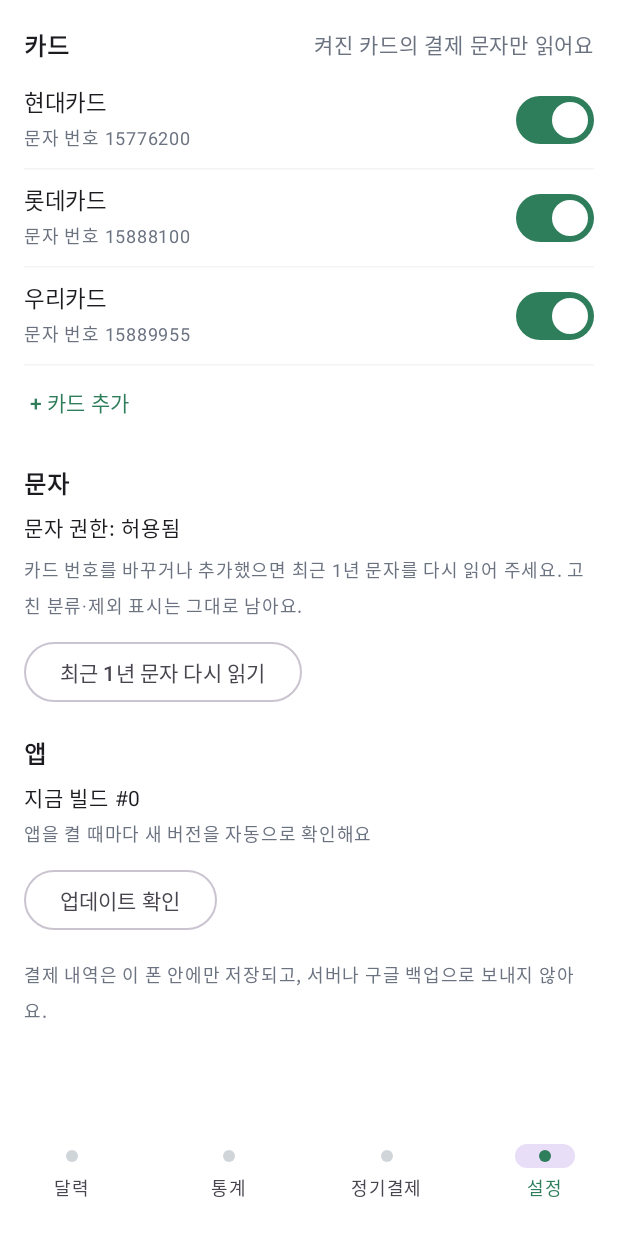
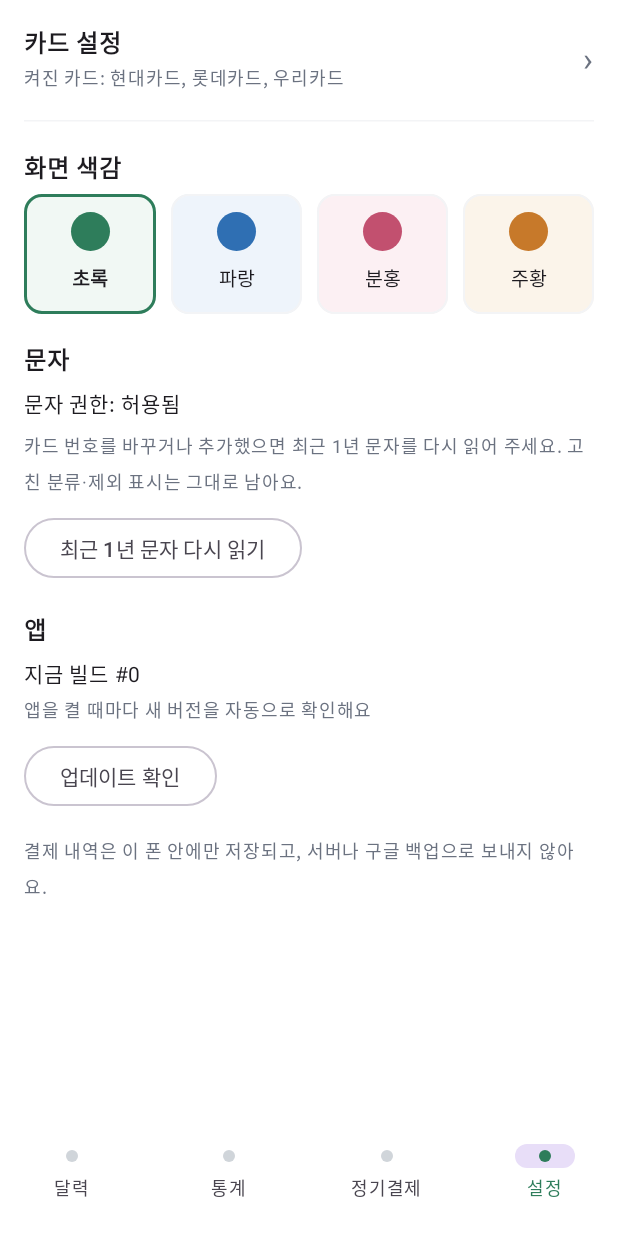
Before and after one commit to kakario777-netizen/household-book, an Android app built with Jetpack Compose: the screen it shows after launch (MainActivity), item 4 of the bottom bar chosen, on a phone screen of 412 x 824 dp. Run offline under Robolectric (Android 15) with nearby library versions, the phone set to English and light mode, and no system bars; network calls fail; pictures from the network do not load.

Commit message:
카드 켜고 끄기를 카드 설정 안으로 옮기고 한 번 더 확인, 화면 색감 4가지
Co-Authored-By: Claude Opus 5.5 <noreply@anthropic.com>
Claude-Session: https://claude.ai/code/session_011L6oZVJRr7PPSDNji3LbVQ

```diff
--- a/app/src/main/java/com/kakario/householdbook/MainActivity.kt
+++ b/app/src/main/java/com/kakario/householdbook/MainActivity.kt
@@ -47,8 +47,6 @@ import kotlinx.coroutines.Dispatchers
 import kotlinx.coroutines.launch
 import kotlinx.coroutines.withContext
 
-val Green = Color(0xFF2E7D5B)
-
 class MainActivity : ComponentActivity() {
 
     private var data by mutableStateOf(BookData.EMPTY)
@@ -64,6 +62,7 @@ class MainActivity : ComponentActivity() {
     override fun onCreate(savedInstanceState: Bundle?) {
         super.onCreate(savedInstanceState)
         hasSms = smsGranted()
+        ThemeState.palette = ThemeState.load(this)
         setContent {
             MaterialTheme(colorScheme = lightColorScheme(primary = Green, secondary = Green)) {
                 App()
--- /dev/null
+++ b/app/src/main/java/com/kakario/householdbook/Theme.kt
@@ -0,0 +1,36 @@
+package com.kakario.householdbook
+
+import android.content.Context
+import androidx.compose.runtime.getValue
+import androidx.compose.runtime.mutableStateOf
+import androidx.compose.runtime.setValue
+import androidx.compose.ui.graphics.Color
+
+/** 화면 색감 (설정에서 4가지 중 고름) */
+data class Palette(val id: String, val name: String, val primary: Long, val card: Long)
+
+val PALETTES = listOf(
+    Palette("green", "초록", 0xFF2E7D5B, 0xFFF1F8F4),
+    Palette("blue", "파랑", 0xFF2F6FB3, 0xFFEEF4FB),
+    Palette("pink", "분홍", 0xFFC2506F, 0xFFFCF0F3),
+    Palette("orange", "주황", 0xFFC7792A, 0xFFFBF4EA),
+)
+
+object ThemeState {
+    var palette by mutableStateOf(PALETTES[0])
+
+    fun load(ctx: Context): Palette {
+        val id = ctx.getSharedPreferences("book", Context.MODE_PRIVATE).getString("theme", null)
+        return PALETTES.firstOrNull { it.id == id } ?: PALETTES[0]
+    }
+
+    fun set(ctx: Context, p: Palette) {
+        palette = p
+        ctx.getSharedPreferences("book", Context.MODE_PRIVATE).edit().putString("theme", p.id).apply()
+    }
+}
+
+/** 지금 고른 색 (화면에서 읽으면 색감 바꿀 때 바로 다시 그려짐) */
+val Green: Color get() = Color(ThemeState.palette.primary)
+val GreenSoft: Color get() = Green.copy(alpha = 0.14f)
+val CardBg: Color get() = Color(ThemeState.palette.card)
--- a/app/src/main/java/com/kakario/householdbook/ui/CalendarScreen.kt
+++ b/app/src/main/java/com/kakario/householdbook/ui/CalendarScreen.kt
@@ -40,6 +40,7 @@ import androidx.compose.ui.text.style.TextOverflow
 import androidx.compose.ui.unit.dp
 import androidx.compose.ui.unit.sp
 import com.kakario.householdbook.Green
+import com.kakario.householdbook.GreenSoft
 import com.kakario.householdbook.data.Book
 import com.kakario.householdbook.data.BookData
 import com.kakario.householdbook.data.Entry
--- a/app/src/main/java/com/kakario/householdbook/ui/Common.kt
+++ b/app/src/main/java/com/kakario/householdbook/ui/Common.kt
@@ -41,6 +41,7 @@ import androidx.compose.ui.text.style.TextOverflow
 import androidx.compose.ui.text.input.KeyboardType
 import androidx.compose.ui.unit.dp
 import androidx.compose.ui.unit.sp
+import com.kakario.householdbook.CardBg
 import com.kakario.householdbook.Green
 import com.kakario.householdbook.data.BookData
 import com.kakario.householdbook.data.CATEGORIES
@@ -272,7 +273,7 @@ fun SectionTitle(text: String, right: String = "") {
 fun SummaryCard(content: @Composable () -> Unit) {
     Column(
         Modifier.fillMaxWidth().padding(horizontal = 12.dp, vertical = 4.dp)
-            .background(Color(0xFFF1F8F4), RoundedCornerShape(16.dp)).padding(16.dp)
+            .background(CardBg, RoundedCornerShape(16.dp)).padding(16.dp)
     ) { content() }
 }
 
@@ -281,5 +282,3 @@ fun BigAmount(label: String, v: Long, color: Color = MaterialTheme.colorScheme.o
     Text(label, fontSize = 13.sp, color = Gray)
     Text("${num(v)}원", fontSize = 26.sp, fontWeight = FontWeight.Bold, color = color, maxLines = 1)
 }
-
-val GreenSoft = Green.copy(alpha = 0.14f)
--- a/app/src/main/java/com/kakario/householdbook/ui/SettingsScreen.kt
+++ b/app/src/main/java/com/kakario/householdbook/ui/SettingsScreen.kt
@@ -1,5 +1,17 @@
 package com.kakario.householdbook.ui
 
+import androidx.activity.compose.BackHandler
+import androidx.compose.foundation.background
+import androidx.compose.foundation.border
+import androidx.compose.foundation.layout.Arrangement
+import androidx.compose.foundation.layout.Box
+import androidx.compose.foundation.layout.size
+import androidx.compose.foundation.shape.CircleShape
+import androidx.compose.foundation.shape.RoundedCornerShape
+import androidx.compose.runtime.saveable.rememberSaveable
+import androidx.compose.ui.graphics.Color
+import com.kakario.householdbook.PALETTES
+import com.kakario.householdbook.ThemeState
 import androidx.compose.foundation.clickable
 import androidx.compose.foundation.layout.Column
 import androidx.compose.foundation.layout.Row
@@ -49,47 +61,63 @@ fun SettingsScreen(
     onAskSms: () -> Unit, onOpenSettings: () -> Unit, onResync: () -> Unit, onChanged: () -> Unit,
 ) {
     val ctx = LocalContext.current
-    var editing by remember { mutableStateOf<CardConf?>(null) }
-    var isNew by remember { mutableStateOf(false) }
+    var page by rememberSaveable { mutableStateOf("main") }
     var confirmResync by remember { mutableStateOf(false) }
     val updater = remember { Updater.get(ctx) }
-    val cards = data.cards
 
-    fun save(list: List<CardConf>) { Store.saveCards(ctx, list); onChanged() }
+    if (page == "cards") {
+        BackHandler { page = "main" }
+        CardsPage(data, hasSms, onBack = { page = "main" }, onChanged = onChanged)
+        return
+    }
 
     LazyColumn(Modifier.fillMaxSize()) {
         if (!hasSms) item { PermissionCard(onAskSms, onOpenSettings) }
 
-        item { SectionTitle("카드", "켜진 카드의 결제 문자만 읽어요") }
-        items(cards, key = { it.id }) { c ->
+        // 카드 설정 (한 단계 들어가서 켜고 끄기)
+        item {
             Row(
-                Modifier.fillMaxWidth().clickable { isNew = false; editing = c }.padding(horizontal = 16.dp, vertical = 8.dp),
+                Modifier.fillMaxWidth().clickable { page = "cards" }.padding(horizontal = 16.dp, vertical = 16.dp),
                 verticalAlignment = Alignment.CenterVertically,
             ) {
                 Column(Modifier.weight(1f)) {
-                    Text(c.name, fontSize = 15.sp)
+                    Text("카드 설정", fontSize = 16.sp, fontWeight = FontWeight.SemiBold)
                     Text(
-                        "문자 번호 " + c.numbers.joinToString(", ").ifEmpty { "없음 (문자 내용의 카드 이름으로 찾음)" },
+                        "켜진 카드: " + data.cards.filter { it.enabled }.joinToString(", ") { it.name }.ifEmpty { "없음" },
                         fontSize = 12.sp, color = Gray, maxLines = 1, overflow = TextOverflow.Ellipsis,
                     )
                 }
-                Switch(checked = c.enabled, onCheckedChange = { on -> save(cards.map { if (it.id == c.id) it.copy(enabled = on) else it }) })
+                Text("›", fontSize = 22.sp, color = Gray)
             }
             HorizontalDivider(color = LightGray, modifier = Modifier.padding(horizontal = 16.dp))
         }
+
+        // 화면 색감
+        item { SectionTitle("화면 색감") }
         item {
-            TextButton(onClick = {
-                isNew = true
-                editing = CardConf("c${System.currentTimeMillis()}", "", "", emptyList(), true)
-            }, modifier = Modifier.padding(horizontal = 8.dp)) { Text("+ 카드 추가") }
+            Row(Modifier.fillMaxWidth().padding(horizontal = 16.dp), horizontalArrangement = Arrangement.spacedBy(10.dp)) {
+                PALETTES.forEach { p ->
+                    val on = ThemeState.palette.id == p.id
+                    Column(
+                        Modifier.weight(1f)
+                            .background(Color(p.card), RoundedCornerShape(12.dp))
+                            .border(if (on) 2.dp else 0.8.dp, if (on) Color(p.primary) else LightGray, RoundedCornerShape(12.dp))
+                            .clickable { ThemeState.set(ctx, p); onChanged() }
+                            .padding(vertical = 12.dp),
+                        horizontalAlignment = Alignment.CenterHorizontally,
+                    ) {
+                        Box(Modifier.size(26.dp).background(Color(p.primary), CircleShape))
+                        Spacer(Modifier.height(6.dp))
+                        Text(p.name, fontSize = 13.sp, fontWeight = if (on) FontWeight.Bold else FontWeight.Normal)
+                    }
+                }
+            }
         }
 
         item { SectionTitle("문자") }
         item {
             Column(Modifier.padding(horizontal = 16.dp)) {
-                Text(
-                    "문자 권한: " + if (hasSms) "허용됨" else "없음", fontSize = 14.sp,
-                )
+                Text("문자 권한: " + if (hasSms) "허용됨" else "없음", fontSize = 14.sp)
                 Spacer(Modifier.height(4.dp))
                 Text(
                     "카드 번호를 바꾸거나 추가했으면 최근 1년 문자를 다시 읽어 주세요. 고친 분류·제외 표시는 그대로 남아요.",
@@ -111,10 +139,7 @@ fun SettingsScreen(
                 Spacer(Modifier.height(8.dp))
                 OutlinedButton(onClick = { updater.check(quiet = false) }) { Text("업데이트 확인") }
                 Spacer(Modifier.height(14.dp))
-                Text(
-                    "결제 내역은 이 폰 안에만 저장되고, 서버나 구글 백업으로 보내지 않아요.",
-                    fontSize = 12.sp, color = Gray,
-                )
+                Text("결제 내역은 이 폰 안에만 저장되고, 서버나 구글 백업으로 보내지 않아요.", fontSize = 12.sp, color = Gray)
                 Spacer(Modifier.height(30.dp))
             }
         }
@@ -123,12 +148,83 @@ fun SettingsScreen(
     if (confirmResync) {
         AlertDialog(
             onDismissRequest = { confirmResync = false },
-            title = { Text("문자 다시 읽기") },
-            text = { Text("최근 1년 결제 문자를 처음부터 다시 읽어요. 이미 있는 내역은 겹치지 않게 합쳐요.") },
+            title = { Text("최근 1년 문자를 다시 읽을까요?") },
+            text = { Text("결제 문자를 처음부터 다시 읽어요. 이미 있는 내역은 겹치지 않게 합치고, 고친 분류는 그대로 둬요.") },
             confirmButton = {
-                TextButton(onClick = { Store.resetSync(ctx); confirmResync = false; onResync() }) { Text("읽기") }
+                TextButton(onClick = { Store.resetSync(ctx); confirmResync = false; onResync() }) { Text("다시 읽기") }
             },
             dismissButton = { TextButton(onClick = { confirmResync = false }) { Text("취소") } },
+        )
+    }
+}
+
+/** 카드 설정 화면 (설정 안의 두 번째 단계). 켜고 끌 때 한 번 더 물어봄 */
+@Composable
+private fun CardsPage(data: BookData, hasSms: Boolean, onBack: () -> Unit, onChanged: () -> Unit) {
+    val ctx = LocalContext.current
+    val cards = data.cards
+    var editing by remember { mutableStateOf<CardConf?>(null) }
+    var isNew by remember { mutableStateOf(false) }
+    var toggling by remember { mutableStateOf<CardConf?>(null) }
+
+    fun save(list: List<CardConf>) { Store.saveCards(ctx, list); onChanged() }
+
+    LazyColumn(Modifier.fillMaxSize()) {
+        item {
+            Row(
+                Modifier.fillMaxWidth().clickable(onClick = onBack).padding(horizontal = 8.dp, vertical = 12.dp),
+                verticalAlignment = Alignment.CenterVertically,
+            ) {
+                Text("‹", fontSize = 26.sp, color = Gray, modifier = Modifier.padding(horizontal = 8.dp))
+                Text("카드 설정", fontSize = 18.sp, fontWeight = FontWeight.Bold)
+            }
+            Text(
+                "켜진 카드의 결제 문자만 가계부에 들어가요. 카드를 누르면 이름·문자 번호를 고칠 수 있어요.",
+                fontSize = 12.sp, color = Gray, modifier = Modifier.padding(horizontal = 16.dp, vertical = 4.dp),
+            )
+        }
+        items(cards, key = { it.id }) { c ->
+            Row(
+                Modifier.fillMaxWidth().clickable { isNew = false; editing = c }.padding(horizontal = 16.dp, vertical = 10.dp),
+                verticalAlignment = Alignment.CenterVertically,
+            ) {
+                Column(Modifier.weight(1f)) {
+                    Text(c.name, fontSize = 15.sp, color = if (c.enabled) Color.Unspecified else Gray)
+                    Text(
+                        "문자 번호 " + c.numbers.joinToString(", ").ifEmpty { "없음 (문자 내용의 카드 이름으로 찾음)" },
+                        fontSize = 12.sp, color = Gray, maxLines = 1, overflow = TextOverflow.Ellipsis,
+                    )
+                }
+                Switch(checked = c.enabled, onCheckedChange = { toggling = c })
+            }
+            HorizontalDivider(color = LightGray, modifier = Modifier.padding(horizontal = 16.dp))
+        }
+        item {
+            TextButton(onClick = {
+                isNew = true
+                editing = CardConf("c${System.currentTimeMillis()}", "", "", emptyList(), true)
+            }, modifier = Modifier.padding(horizontal = 8.dp)) { Text("+ 카드 추가") }
+        }
+    }
+
+    toggling?.let { c ->
+        val turnOn = !c.enabled
+        AlertDialog(
+            onDismissRequest = { toggling = null },
+            title = { Text("${c.name}를 ${if (turnOn) "켤" else "끌"}까요?") },
+            text = {
+                Text(
+                    if (turnOn) "이 카드의 결제 문자를 다시 가계부에 넣어요."
+                    else "끄면 앞으로 이 카드 결제 문자는 가계부에 안 들어가요. 이미 들어간 내역은 그대로 남아요."
+                )
+            },
+            confirmButton = {
+                TextButton(onClick = {
+                    save(cards.map { if (it.id == c.id) it.copy(enabled = turnOn) else it })
+                    toggling = null
+                }) { Text(if (turnOn) "켜기" else "끄기") }
+            },
+            dismissButton = { TextButton(onClick = { toggling = null }) { Text("취소") } },
         )
     }
 
--- a/app/src/main/java/com/kakario/householdbook/ui/StatsScreen.kt
+++ b/app/src/main/java/com/kakario/householdbook/ui/StatsScreen.kt
@@ -180,7 +180,7 @@ private fun Trend(trend: List<Pair<Int, Long>>, cur: Int) {
                 val h = (v.coerceAtLeast(0).toFloat() / max * 110f)
                 Box(
                     Modifier.fillMaxWidth(0.7f).height(h.coerceAtLeast(2f).dp)
-                        .background(if (m == cur) Green else Color(0xFFB8DCC9), RoundedCornerShape(topStart = 5.dp, topEnd = 5.dp))
+                        .background(if (m == cur) Green else Green.copy(alpha = 0.35f), RoundedCornerShape(topStart = 5.dp, topEnd = 5.dp))
                 )
                 Spacer(Modifier.height(4.dp))
                 Text("${m % 100}월", fontSize = 12.sp, color = if (m == cur) Green else Gray)
--- a/app/src/main/java/com/kakario/householdbook/widget/TodayWidget.kt
+++ b/app/src/main/java/com/kakario/householdbook/widget/TodayWidget.kt
@@ -11,6 +11,7 @@ import android.provider.Telephony
 import android.widget.RemoteViews
 import com.kakario.householdbook.MainActivity
 import com.kakario.householdbook.R
+import com.kakario.householdbook.ThemeState
 import com.kakario.householdbook.data.Book
 import com.kakario.householdbook.data.BookData
 import com.kakario.householdbook.data.dayStart
@@ -59,6 +60,7 @@ class TodayWidget : AppWidgetProvider() {
                 setTextViewText(R.id.w_title, title)
                 setTextViewText(R.id.w_amount, if (today == 0L) "아직 안 쓰셨어요" else "${num(today)}원 쓰셨어요")
                 setTextViewText(R.id.w_month, "이번 달 ${num(month)}원")
+                setTextColor(R.id.w_month, ThemeState.load(context).primary.toInt())
                 setOnClickPendingIntent(R.id.widget_root, open)
             }
             manager.updateAppWidget(ids, views)
```
Also changed, not shown: 1 other file.
